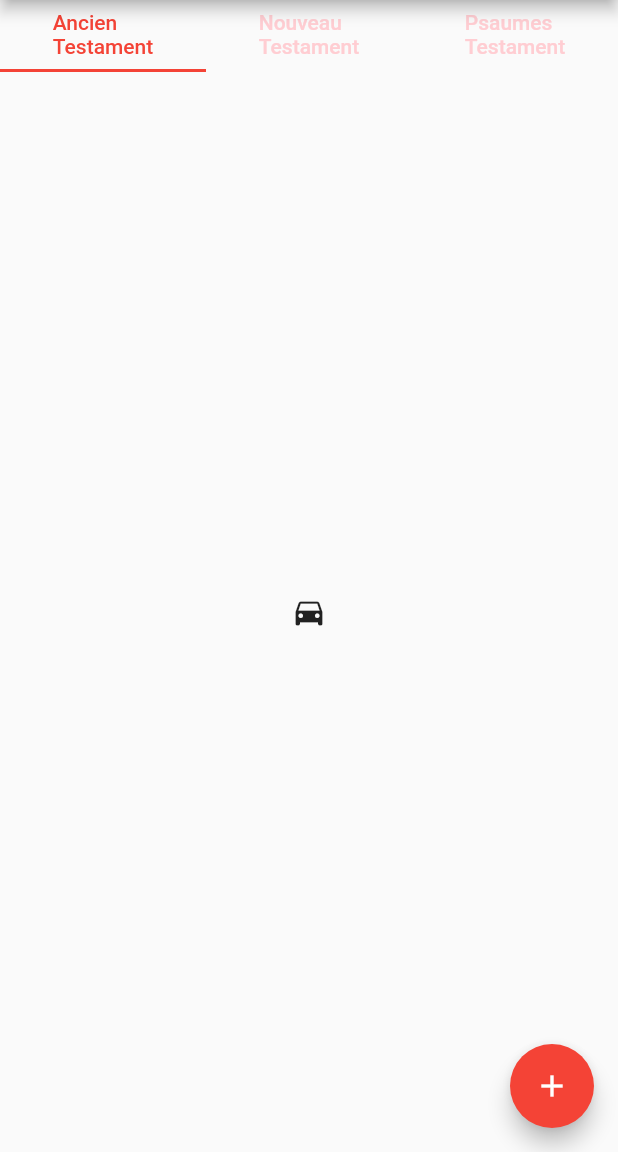
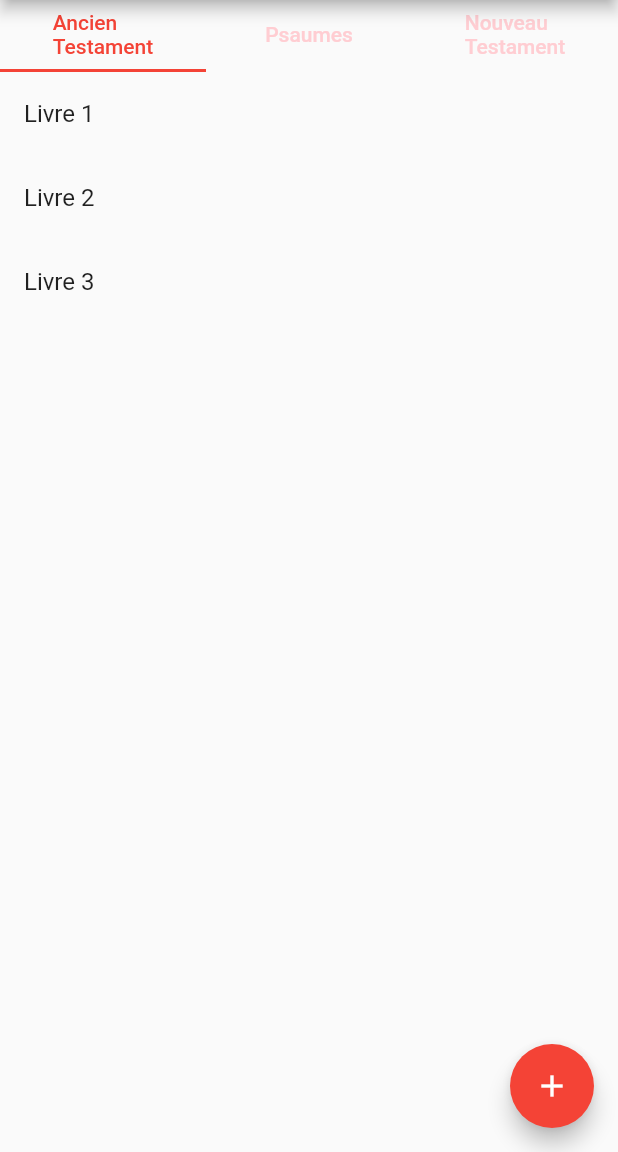
Before and after one commit to nathanael-h/aelf-flutter, a Flutter app: the screen it shows after launch, on a phone screen of 412 x 824 dp, the part 84-1236 px from its top. Run offline on Flutter 3.47's test engine with Material 2 defaults, Android fonts, the phone set to English and light mode, and no system bars.

Commit message:
Change strings, add 150 psalms in a gridview.

```diff
--- a/lib/main.dart
+++ b/lib/main.dart
@@ -77,17 +77,41 @@ class _MyHomePageState extends State<MyHomePage> {
           appBar: TabBar(
             labelColor: Colors.red,
             unselectedLabelColor: Colors.red[100],
-
             tabs: [
               Tab(text: 'Ancien \nTestament'),
+              Tab(text: 'Psaumes'),
               Tab(text: 'Nouveau \nTestament'),
-              Tab(text: 'Psaumes \nTestament'),
             ],
           ),
           body: new TabBarView(
             children: [
-              Tab(icon: Icon(Icons.directions_car)),
-              Tab(icon: Icon(Icons.directions_transit)),
+              Tab(
+                child: ListView(
+                  children: <Widget>[
+                    ListTile(
+                      title: Text('Livre 1'),
+                    ),
+                    ListTile(
+                      title: Text('Livre 2'),
+                    ),
+                    ListTile(
+                      title: Text('Livre 3'),
+                    ),
+                  ],
+                ),
+              ),
+              Tab(
+                child: GridView.count(
+                  crossAxisCount: 5,
+                  children: List.generate(150, (index) {
+                    return Center(
+                      child: Text(
+                        'Psaume $index',
+                      ),
+                    );
+                  }),
+                ),
+              ),
               Tab(
                 child: ListView(
                   // Column is also layout widget. It takes a list of children and
@@ -106,7 +130,7 @@ class _MyHomePageState extends State<MyHomePage> {
                   // horizontal).
                   children: <Widget>[
                     ListTile(
-                      title: Text('Hey!'),
+                      title: Text('Livre 1'),
                     ),
                     ListTile(
                       title: Text(
```
